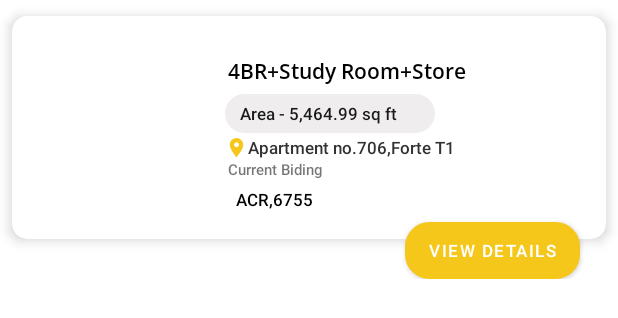
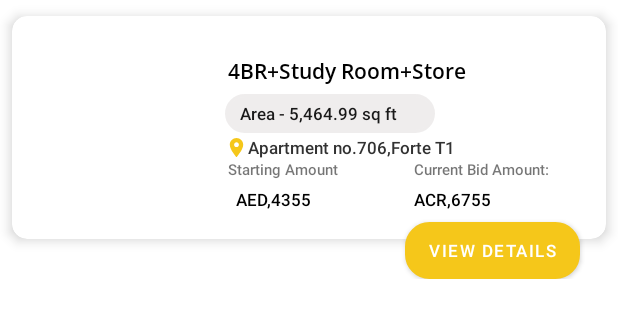
Before and after one commit to SisodiyaPrachi/AlgoSoft_Task, an Android app: the layout adapter_bid.xml on its own in the app's theme, with its tools: preview values and no code run, on a phone screen of 412 x 824 dp. Shown: the top 318 px of the screen. Run offline under Robolectric (Android 15) with nearby library versions, the phone set to English and light mode, and no system bars; Roboto replaces fonts that are not available here.

Commit message:
07/09/2021(7:33)

```diff
--- a/app/src/main/java/com/cashmyproperty/app/View/Adapter/SliderAdapter_Agent.java
+++ b/app/src/main/java/com/cashmyproperty/app/View/Adapter/SliderAdapter_Agent.java
@@ -40,11 +40,7 @@ public class SliderAdapter_Agent extends SliderViewAdapter<SliderAdapter_Agent.V
     @Override
     public void onBindViewHolder(@NonNull SliderAdapter_Agent.ViewHolder holder, int position) {
 
-
             Glide.with(context).load(image_base_url + slider.get(position)).into(holder.slider_img);
-
-
-
     }
 
     @Override
--- a/app/src/main/res/layout/activity_navigation.xml
+++ b/app/src/main/res/layout/activity_navigation.xml
@@ -19,7 +19,7 @@
         android:layout_height="match_parent"
         android:layout_gravity="start"
         android:fitsSystemWindows="true"
-        app:itemIconTint="@color/dark_graycolor"
+        app:itemIconTint="@color/light_black"
         app:headerLayout="@layout/nav_header"
         app:menu="@menu/sidenav_menu" />
 
--- a/app/src/main/res/layout/adapter_bid.xml
+++ b/app/src/main/res/layout/adapter_bid.xml
@@ -15,7 +15,6 @@
         app:layout_constraintLeft_toLeftOf="parent"
         app:layout_constraintRight_toRightOf="parent"
         >
-
 
         <androidx.cardview.widget.CardView
             android:id="@+id/card_view"
@@ -44,7 +43,6 @@
                     android:orientation="vertical">
 
 
-
                     <ImageView
                         android:id="@+id/imageView"
                         android:layout_width="match_parent"
@@ -52,7 +50,6 @@
                         android:scaleType="fitXY"
 
                         />
-
 
                 </LinearLayout>
 
@@ -126,11 +123,10 @@
                         android:layout_width="match_parent"
                         android:layout_height="wrap_content"
                         android:layout_weight="100"
-
                         >
 
-                        <!--<TextView
-                            android:layout_width="wrap_content"
+                        <TextView
+                            android:layout_width="0dp"
                             android:layout_height="wrap_content"
                             android:gravity= "left"
                             android:paddingLeft="2dp"
@@ -138,23 +134,20 @@
                             android:textSize="10sp"
                             android:fontFamily="sans-serif-medium"
                             android:text="Starting Amount">
-                        </TextView>-->
+                        </TextView>
 
                         <TextView
-                            android:layout_width="wrap_content"
+                            android:layout_width="0dp"
                             android:layout_height="wrap_content"
-                            android:text="Current Biding"
+                            android:text="Current Bid Amount:"
                             android:paddingLeft="2dp"
                             android:textSize="10sp"
                             android:fontFamily="sans-serif-medium"
-                            android:layout_weight="50"
-                            >
+                            android:layout_weight="50">
 
                         </TextView>
 
-
                     </LinearLayout>
-
 
                     <LinearLayout
                         android:layout_width="match_parent"
@@ -164,9 +157,9 @@
                         android:layout_weight="100"
                         >
 
-                       <!-- <TextView
+                        <TextView
                             android:id="@+id/txt_startamt"
-                            android:layout_width="wrap_content"
+                            android:layout_width="0dp"
                             android:layout_height="wrap_content"
                             android:layout_weight="50"
                             android:paddingLeft="2dp"
@@ -175,11 +168,11 @@
                             android:textSize="11sp"
                             android:text="AED,4355">
 
-                        </TextView>-->
+                        </TextView>
 
                         <TextView
                             android:id="@+id/current_bid"
-                            android:layout_width="wrap_content"
+                            android:layout_width="0dp"
                             android:layout_height="wrap_content"
                             android:text="ACR,6755"
                             android:paddingLeft="2dp"
@@ -192,23 +185,13 @@
 
                     </LinearLayout>
 
-
                 </LinearLayout>
-
-
 
             </LinearLayout>
 
-
-
-
         </androidx.cardview.widget.CardView>
 
-
-
     </androidx.constraintlayout.widget.ConstraintLayout>
-
-
 
     <Button
         android:id="@+id/viewdetails"
@@ -222,16 +205,8 @@
         android:layout_marginRight="25dp"
         android:layout_below="@+id/con_villa"
         android:layout_alignParentRight="true"
-        android:textSize="11sp"
-
-        >
+        android:textSize="11sp">
 
     </Button>
 
-
-
-
-
-
-
 </RelativeLayout>
--- a/app/src/main/res/layout/adapter_purchase.xml
+++ b/app/src/main/res/layout/adapter_purchase.xml
@@ -151,7 +151,6 @@
                             android:layout_height="wrap_content"
                             android:layout_weight="50"
                             android:paddingLeft="8dp"
-                            android:gravity="center"
                             android:textSize="10sp"
                             android:fontFamily="sans-serif-medium"
                             android:textColor="@color/black"
--- a/app/src/main/res/menu/sidenav_menu.xml
+++ b/app/src/main/res/menu/sidenav_menu.xml
@@ -9,12 +9,12 @@
 
     <item
         android:id="@+id/bids"
-        android:icon="@drawable/listing24"
+        android:icon="@drawable/listing"
         android:title="My Bids"/>
 
     <item
         android:id="@+id/side_puchaseproperty"
-        android:icon="@drawable/listing24"
+        android:icon="@drawable/listing"
         android:title="Purchased Property"/>
 
     <item
```
Also changed, not shown: app/src/main/java/com/cashmyproperty/app/View/Activities/Navigation_Activity.java (+0 -20 lines), app/src/main/res/layout/adapter_villa.xml (+10 -10 lines).
